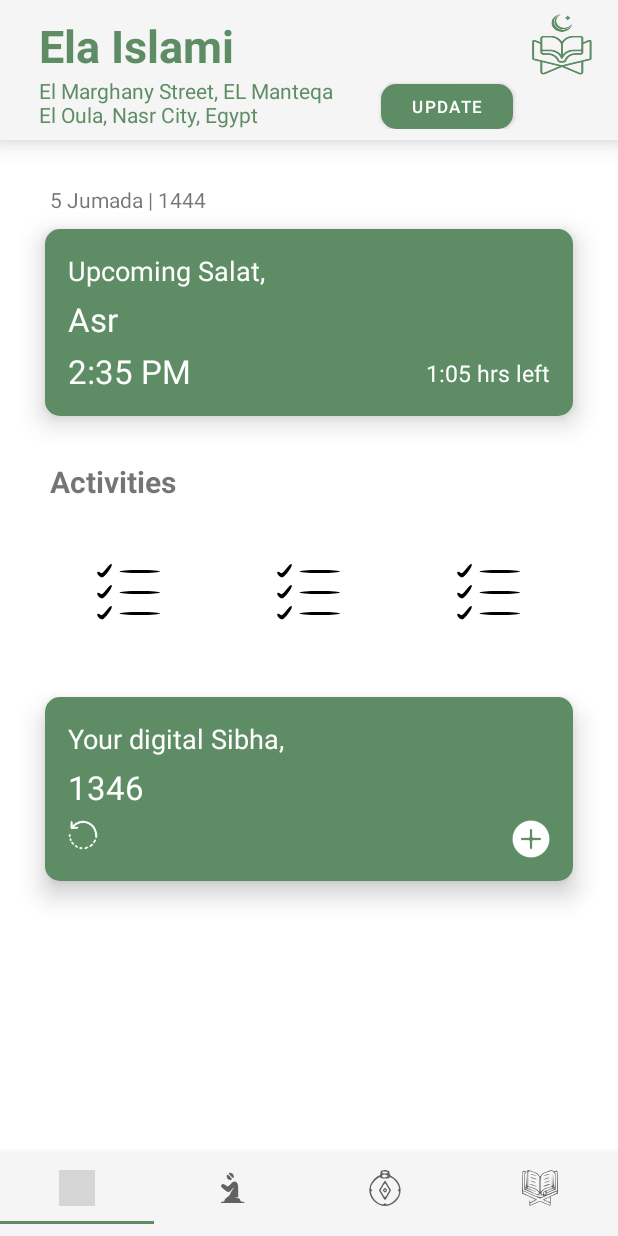
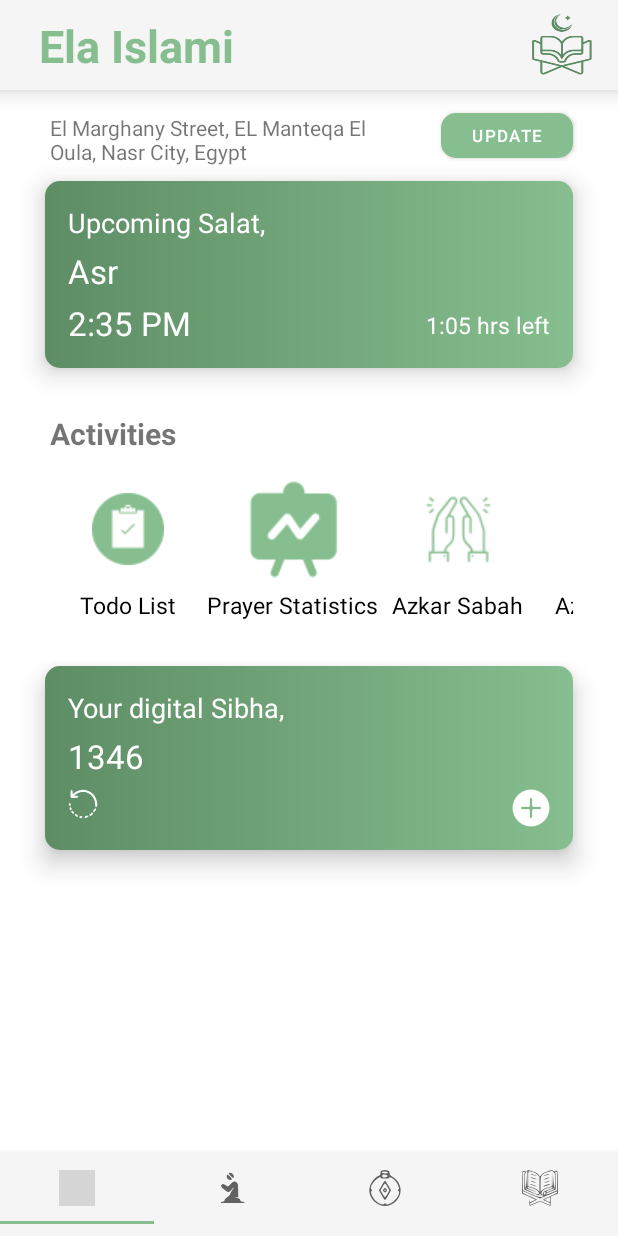
Before and after one commit to mazen-mahmoud16/Al-Muslim, an Android app: the screen it shows after launch (MainActivity), on a phone screen of 412 x 824 dp. Run offline under Robolectric (Android 15) with nearby library versions, the light colour scheme and no system bars; grey boxes are pictures that could not be loaded.

Commit message:
Update design

```diff
--- a/app/src/main/java/com/example/elaislami/MainActivity.java
+++ b/app/src/main/java/com/example/elaislami/MainActivity.java
@@ -5,8 +5,7 @@ import androidx.appcompat.widget.Toolbar;
 import androidx.viewpager.widget.ViewPager;
 
 import android.os.Bundle;
-import android.widget.Button;
-import android.widget.Toast;
+
 
 import com.google.android.material.tabs.TabLayout;
 
@@ -17,9 +16,6 @@ public class MainActivity extends AppCompatActivity {
     protected void onCreate(Bundle savedInstanceState) {
         super.onCreate(savedInstanceState);
         setContentView(R.layout.activity_main);
-
-        Button btn = findViewById(R.id.update_loc);
-        btn.setOnClickListener(view -> Toast.makeText(MainActivity.this, "Location updated", Toast.LENGTH_SHORT).show());
 
 
         Toolbar toolbar = findViewById(R.id.tool_bar);
--- a/app/src/main/res/drawable/ic_todo.xml
+++ /dev/null
@@ -1,30 +0,0 @@
-<vector xmlns:android="http://schemas.android.com/apk/res/android"
-    android:width="50dp"
-    android:height="50dp"
-    android:viewportWidth="50"
-    android:viewportHeight="50">
-  <path
-      android:pathData="M10,9.4c-1.9,2.6 -2.8,3.1 -3.8,2.4 -0.7,-0.6 -1.5,-0.8 -1.9,-0.5 -0.8,0.8 1.6,3.7 3.1,3.6 1.2,-0 5.2,-4.8 6.2,-7.3 1.1,-2.7 -1,-1.7 -3.6,1.8z"
-      android:fillColor="#000000"
-      android:strokeColor="#00000000"/>
-  <path
-      android:pathData="M19,11c0,0.6 5.2,1 13.5,1 8.3,-0 13.5,-0.4 13.5,-1 0,-0.6 -5.2,-1 -13.5,-1 -8.3,-0 -13.5,0.4 -13.5,1z"
-      android:fillColor="#000000"
-      android:strokeColor="#00000000"/>
-  <path
-      android:pathData="M10,23.4c-1.9,2.6 -2.8,3.1 -3.8,2.4 -0.7,-0.6 -1.5,-0.8 -1.9,-0.5 -0.8,0.8 1.6,3.7 3.1,3.6 1.2,-0 5.2,-4.8 6.2,-7.3 1.1,-2.7 -1,-1.7 -3.6,1.8z"
-      android:fillColor="#000000"
-      android:strokeColor="#00000000"/>
-  <path
-      android:pathData="M19,25c0,0.6 5.2,1 13.5,1 8.3,-0 13.5,-0.4 13.5,-1 0,-0.6 -5.2,-1 -13.5,-1 -8.3,-0 -13.5,0.4 -13.5,1z"
-      android:fillColor="#000000"
-      android:strokeColor="#00000000"/>
-  <path
-      android:pathData="M10,37.4c-1.9,2.6 -2.8,3.1 -3.8,2.4 -0.7,-0.6 -1.5,-0.8 -1.9,-0.5 -0.8,0.8 1.6,3.7 3.1,3.6 1.2,-0 5.2,-4.8 6.2,-7.3 1.1,-2.7 -1,-1.7 -3.6,1.8z"
-      android:fillColor="#000000"
-      android:strokeColor="#00000000"/>
-  <path
-      android:pathData="M19,39c0,0.6 5.2,1 13.5,1 8.3,-0 13.5,-0.4 13.5,-1 0,-0.6 -5.2,-1 -13.5,-1 -8.3,-0 -13.5,0.4 -13.5,1z"
-      android:fillColor="#000000"
-      android:strokeColor="#00000000"/>
-</vector>
--- a/app/src/main/res/drawable/rounded_btn.xml
+++ b/app/src/main/res/drawable/rounded_btn.xml
@@ -1,5 +1,9 @@
 <?xml version="1.0" encoding="utf-8"?>
 <shape xmlns:android="http://schemas.android.com/apk/res/android">
 <corners  android:radius="10dp"/>
-    <solid android:color="#5E8D65" />
+    <gradient
+        android:angle="0"
+        android:endColor="#86BE8F"
+        android:startColor="#5E8D65"
+        android:type="linear" />
 </shape>
--- a/app/src/main/res/layout/activity_main.xml
+++ b/app/src/main/res/layout/activity_main.xml
@@ -20,7 +20,6 @@
 
         <androidx.constraintlayout.widget.ConstraintLayout
             android:layout_width="match_parent"
-            android:layout_marginBottom="7dp"
             android:layout_height="wrap_content">
 
             <TextView
@@ -29,7 +28,7 @@
                 android:layout_height="wrap_content"
                 android:text="@string/app_name"
                 app:layout_constraintTop_toTopOf="parent"
-                android:textColor="#5E8D65"
+                android:textColor="#86BE8F"
                 app:layout_constraintStart_toStartOf="parent"
                 android:layout_margin="10dp"
                 android:textStyle="bold"
@@ -44,27 +43,6 @@
                 android:layout_marginEnd="10dp"
                 android:src="@drawable/logo"/>
 
-            <TextView
-                android:id="@+id/location"
-                android:layout_width="200dp"
-                android:layout_height="wrap_content"
-                android:text="@string/loc_placeholder"
-                android:textColor="#5E8D65"
-                app:layout_constraintTop_toBottomOf="@id/title"
-                app:layout_constraintStart_toStartOf="@id/title"/>
-
-            <Button
-                android:id="@+id/update_loc"
-                android:layout_width="wrap_content"
-                android:layout_height="30dp"
-                android:textSize="11sp"
-                android:padding="0dp"
-                android:layout_margin="0dp"
-                app:layout_constraintEnd_toStartOf="@id/logo"
-                android:text="@string/update"
-                app:layout_constraintBottom_toBottomOf="@id/location"
-                android:background="@drawable/rounded_btn"
-                app:backgroundTint="#5E8D65"/>
 
         </androidx.constraintlayout.widget.ConstraintLayout>
 
@@ -82,13 +60,13 @@
         android:id="@+id/tab_layout"
         android:layout_width="match_parent"
         android:layout_height="wrap_content"
-        app:layout_constraintTop_toBottomOf="@id/view_pager"
-        app:layout_constraintBottom_toBottomOf="parent"
         android:background="#f5f5f5"
         android:elevation="6dp"
-        app:tabTextColor="#808080"
-        app:tabSelectedTextColor="#5E8D65"
-        app:tabIndicatorColor="#5E8D65"
-        android:minHeight="?attr/actionBarSize"/>
+        android:minHeight="?attr/actionBarSize"
+        app:layout_constraintBottom_toBottomOf="parent"
+        app:layout_constraintTop_toBottomOf="@id/view_pager"
+        app:tabIndicatorColor="#86BE8F"
+        app:tabSelectedTextColor="#86BE8F"
+        app:tabTextColor="#808080"/>
 
 </androidx.constraintlayout.widget.ConstraintLayout>
--- a/app/src/main/res/layout/fragment_home.xml
+++ b/app/src/main/res/layout/fragment_home.xml
@@ -7,21 +7,35 @@
     tools:context=".HomeFragment">
 
     <TextView
-        android:id="@+id/hij_date"
+        android:id="@+id/loc"
+        android:layout_width="0dp"
+        android:layout_height="wrap_content"
+        android:text="@string/loc_placeholder"
+        app:layout_constraintEnd_toStartOf="@id/update_loc"
+        android:layout_marginTop="15dp"
+        android:layout_marginStart="33dp"
+        android:layout_marginEnd="33dp"
+        app:layout_constraintStart_toStartOf="parent"
+        app:layout_constraintTop_toTopOf="parent"/>
+
+    <Button
+        android:id="@+id/update_loc"
         android:layout_width="wrap_content"
-        android:text="@string/hij_date"
-        android:layout_marginTop="30dp"
-        android:layout_marginStart="33dp"
-        android:layout_marginEnd="30dp"
-        app:layout_constraintStart_toStartOf="parent"
-        app:layout_constraintTop_toTopOf="parent"
-        android:layout_height="wrap_content"/>
+        android:layout_height="30dp"
+        android:textSize="11sp"
+        android:padding="0dp"
+        app:layout_constraintStart_toEndOf="@+id/loc"
+        app:layout_constraintEnd_toEndOf="@id/fir_layout"
+        android:text="@string/update"
+        app:layout_constraintTop_toTopOf="@+id/loc"
+        android:background="@drawable/rounded_btn"
+        />
 
     <androidx.constraintlayout.widget.ConstraintLayout
         android:id="@+id/fir_layout"
         android:layout_width="match_parent"
         android:layout_height="wrap_content"
-        app:layout_constraintTop_toBottomOf="@id/hij_date"
+        app:layout_constraintTop_toBottomOf="@id/loc"
         android:layout_marginStart="30dp"
         android:elevation="10dp"
         android:background="@drawable/rounded_btn"
@@ -83,7 +97,7 @@
         android:layout_width="wrap_content"
         android:layout_height="wrap_content"
         android:layout_marginTop="30dp"
-        app:layout_constraintStart_toStartOf="@id/hij_date"
+        app:layout_constraintStart_toStartOf="@id/loc"
         app:layout_constraintTop_toBottomOf="@id/fir_layout"
         android:textStyle="bold"
         android:textSize="20sp"
@@ -97,58 +111,112 @@
         app:layout_constraintTop_toBottomOf="@id/activities"
         android:layout_marginStart="25dp">
 
-        <!-- using linear layout to store multiple view
-             inside a Horizontal Scroll View -->
-        <LinearLayout
+        <androidx.constraintlayout.widget.ConstraintLayout
+            android:id="@+id/sec_layout"
             android:layout_width="wrap_content"
-            android:layout_height="wrap_content"
-            android:orientation="horizontal"
-            android:background="@color/white">
+            android:layout_marginBottom="10dp"
+            android:layout_height="wrap_content">
 
 
             <ImageButton
+                android:id="@+id/img1"
                 android:layout_width="100dp"
-                android:layout_height="100dp"
-                android:src="@drawable/ic_todo"
+                android:layout_height="80dp"
+                android:src="@drawable/ic_check"
                 android:padding="4dp"
                 android:layout_margin="10dp"
+                app:layout_constraintStart_toStartOf="parent"
+                app:layout_constraintTop_toTopOf="parent"
                 android:backgroundTint="@color/white"
                 android:textColor="@color/black"/>
 
+            <TextView
+                android:id="@+id/txt01"
+                android:layout_width="wrap_content"
+                android:layout_height="wrap_content"
+                app:layout_constraintStart_toStartOf="@id/img1"
+                app:layout_constraintEnd_toEndOf="@id/img1"
+                android:textSize="15sp"
+                android:textColor="@color/black"
+                android:text="@string/todo"
+                app:layout_constraintTop_toBottomOf="@id/img1"/>
+
             <ImageButton
+                android:id="@+id/img2"
                 android:layout_width="100dp"
-                android:layout_height="100dp"
-                android:src="@drawable/ic_todo"
+                android:layout_height="80dp"
+                android:src="@drawable/ic_statistics"
                 android:padding="4dp"
                 android:layout_margin="10dp"
+                app:layout_constraintStart_toEndOf="@id/img1"
+                app:layout_constraintTop_toTopOf="parent"
                 android:backgroundTint="@color/white"
                 android:textColor="@color/black"/>
 
+            <TextView
+                android:id="@+id/txt02"
+                android:layout_width="wrap_content"
+                android:layout_height="wrap_content"
+                app:layout_constraintStart_toStartOf="@id/img2"
+                app:layout_constraintEnd_toEndOf="@id/img2"
+                android:textSize="15sp"
+                android:textColor="@color/black"
+                android:text="@string/statist"
+                app:layout_constraintTop_toBottomOf="@id/img1"/>
+
             <ImageButton
+                android:id="@+id/img3"
                 android:layout_width="100dp"
-                android:layout_height="100dp"
-                android:src="@drawable/ic_todo"
+                android:layout_height="80dp"
+                android:src="@drawable/ic_azkar_sabah"
                 android:padding="4dp"
                 android:layout_margin="10dp"
+                app:layout_constraintStart_toEndOf="@id/img2"
+                app:layout_constraintTop_toTopOf="parent"
                 android:backgroundTint="@color/white"
                 android:textColor="@color/black"/>
 
+            <TextView
+                android:id="@+id/txt03"
+                android:layout_width="wrap_content"
+                android:layout_height="wrap_content"
+                app:layout_constraintStart_toStartOf="@id/img3"
+                app:layout_constraintEnd_toEndOf="@id/img3"
+                android:textSize="15sp"
+                android:textColor="@color/black"
+                android:text="@string/azkar_sabah"
+                app:layout_constraintTop_toBottomOf="@id/img3"/>
+
             <ImageButton
+                android:id="@+id/img4"
                 android:layout_width="100dp"
-                android:layout_height="100dp"
-                android:src="@drawable/ic_todo"
+                android:layout_height="80dp"
+                android:src="@drawable/ic_azkar_masaa"
                 android:padding="4dp"
                 android:layout_margin="10dp"
+                app:layout_constraintStart_toEndOf="@id/img3"
+                app:layout_constraintTop_toTopOf="parent"
                 android:backgroundTint="@color/white"
                 android:textColor="@color/black"/>
 
-        </LinearLayout>
+            <TextView
+                android:id="@+id/txt04"
+                android:layout_width="wrap_content"
+                android:layout_height="wrap_content"
+                app:layout_constraintStart_toStartOf="@id/img4"
+                app:layout_constraintEnd_toEndOf="@id/img4"
+                android:textSize="15sp"
+                android:textColor="@color/black"
+                android:text="@string/azkar_masaa"
+                app:layout_constraintTop_toBottomOf="@id/img4"/>
+
+        </androidx.constraintlayout.widget.ConstraintLayout>
 
     </HorizontalScrollView>
 
 
     <androidx.constraintlayout.widget.ConstraintLayout
-        android:id="@+id/sec_layout"
+        android:id="@+id/third_layout"
         android:layout_width="match_parent"
         android:layout_height="wrap_content"
         app:layout_constraintTop_toBottomOf="@id/scrollview"
@@ -156,7 +224,7 @@
         android:elevation="10dp"
         android:background="@drawable/rounded_btn"
         android:padding="15dp"
-        android:layout_marginTop="10dp"
+        android:layout_marginTop="20dp"
         android:layout_marginEnd="30dp">
 
 
--- a/app/src/main/res/values/strings.xml
+++ b/app/src/main/res/values/strings.xml
@@ -12,4 +12,8 @@
     <string name="activities">Activities</string>
     <string name="sibha_place">Your digital Sibha,</string>
     <string name="sibha_num">1346</string>
+    <string name="todo">Todo List</string>
+    <string name="statist">Prayer Statistics</string>
+    <string name="azkar_sabah">Azkar Sabah</string>
+    <string name="azkar_masaa">Azkar Masaa</string>
 </resources>
--- a/app/src/main/res/values/themes.xml
+++ b/app/src/main/res/values/themes.xml
@@ -2,7 +2,7 @@
     <!-- Base application theme. -->
     <style name="Theme.ElaIslami" parent="Theme.MaterialComponents.DayNight.NoActionBar">
         <!-- Primary brand color. -->
-        <item name="colorPrimary">#5E8D65</item>
+        <item name="colorPrimary">#86BE8F</item>
         <item name="colorPrimaryVariant">@color/purple_700</item>
         <item name="colorOnPrimary">@color/white</item>
         <!-- Secondary brand color. -->
@@ -10,7 +10,7 @@
         <item name="colorSecondaryVariant">@color/teal_700</item>
         <item name="colorOnSecondary">@color/black</item>
         <!-- Status bar color. -->
-        <item name="android:statusBarColor">#5E8D65</item>
+        <item name="android:statusBarColor">#86BE8F</item>
         <!-- Customize your theme here. -->
     </style>
 </resources>
```
Also changed, not shown: app/src/main/res/drawable/ic_azkar_masaa.png (added), app/src/main/res/drawable/ic_azkar_sabah.png (added), app/src/main/res/drawable/ic_check.png (added), app/src/main/res/drawable/ic_statistics.png (added).
